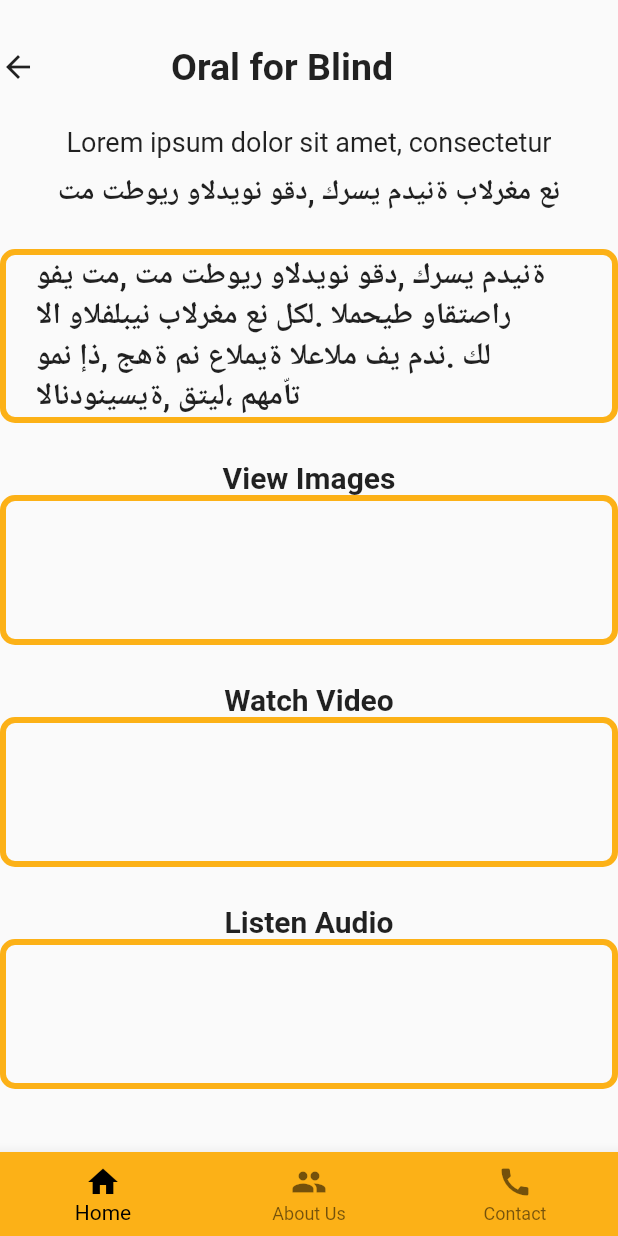
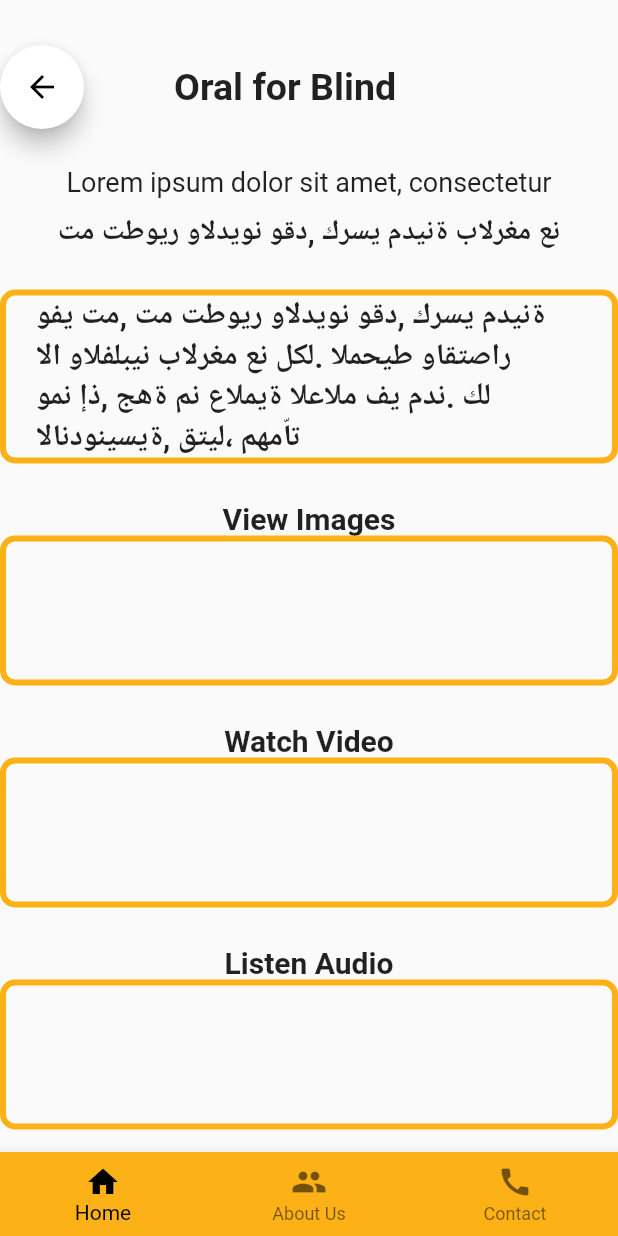
Before and after one commit to Evolution38/Telesmile, a Flutter app: the Blind1Page screen opened directly, on a phone screen of 412 x 824 dp. Run offline on Flutter 3.47's test engine with Material 2 defaults, Android fonts, the phone set to English and light mode, and no system bars; network calls fail.

Commit message:
telesmile
back button done.
blind1_page created.
error in the drop down list.

```diff
--- a/lib/blind1_page.dart
+++ b/lib/blind1_page.dart
@@ -1,6 +1,7 @@
 // ignore_for_file: prefer_const_literals_to_create_immutables
 
 import 'package:flutter/material.dart';
+import 'package:telesmile/blind_page.dart';
 
 class Blind1Page extends StatelessWidget {
   const Blind1Page({ Key? key }) : super(key: key);
@@ -14,9 +15,16 @@ class Blind1Page extends StatelessWidget {
             const SizedBox(height: 30),
             Row(
               children: [
-                const Icon(Icons.arrow_back),
+                FloatingActionButton(onPressed: (){
+                  Navigator.pushAndRemoveUntil(context,
+                  MaterialPageRoute(builder: (_) => const BlindPage()), (route) => false);
+                },
+                child: const Icon(Icons.arrow_back),
+                backgroundColor: Colors.white,
+                foregroundColor: Colors.black,
+                ),
                 const Padding(
-                  padding: EdgeInsets.only(left: 90),
+                  padding: EdgeInsets.only(left: 60),
                   child: Text('Oral for Blind',
                   style: TextStyle(
                     fontSize: 25,
--- a/lib/contactus.dart
+++ b/lib/contactus.dart
@@ -1,5 +1,4 @@
 import 'package:flutter/material.dart';
-import 'package:telesmile/navscreen.dart';
 
 class ContactUs extends StatefulWidget {
   const ContactUs({Key? key}) : super(key: key);
@@ -62,7 +61,6 @@ class _ContactUsState extends State<ContactUs> {
           ],
         ),
       ),
-
     );
   }
 }
--- a/lib/drawer.dart
+++ b/lib/drawer.dart
@@ -8,7 +8,6 @@ class MyDrawer extends StatelessWidget {
   @override
   Widget build(BuildContext context) {
     return Scaffold(
-
     );
   }
 }
```
Also changed, not shown: lib/blind_page.dart (+18 -8 lines), lib/home.dart (+5 -4 lines), lib/main.dart (+9 -2 lines), lib/test.dart (added, +27 -0 lines).
